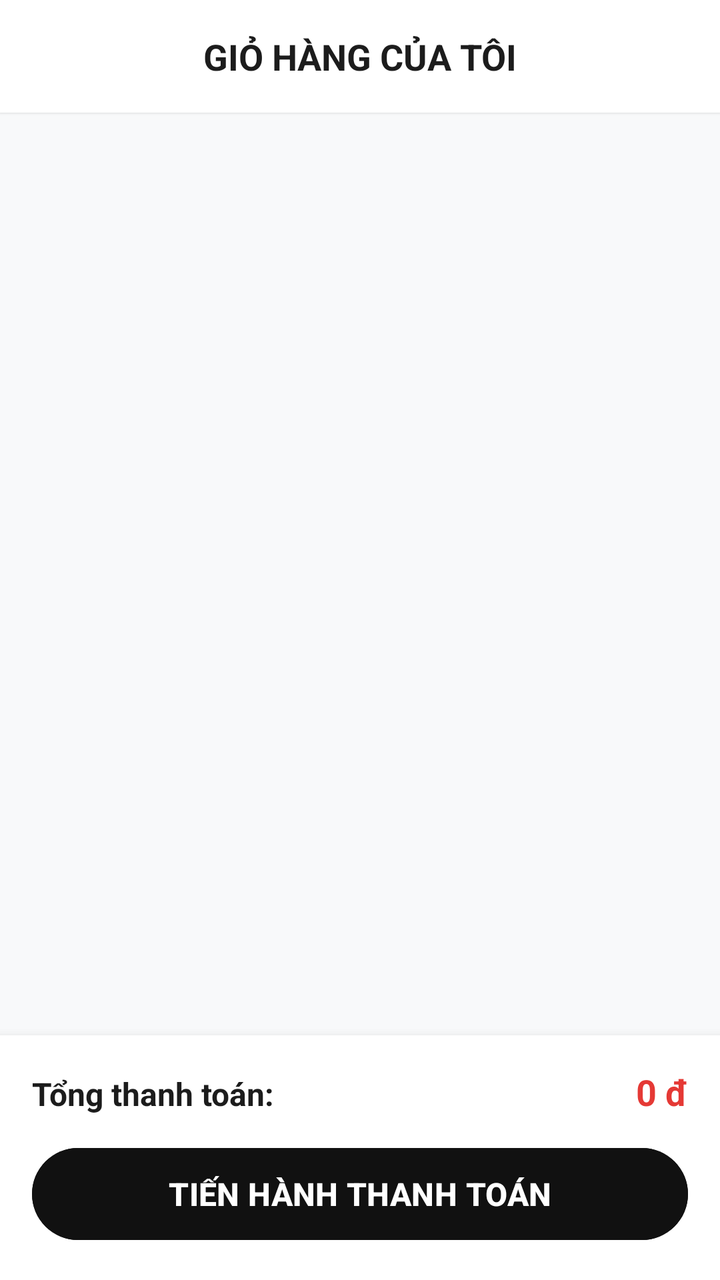
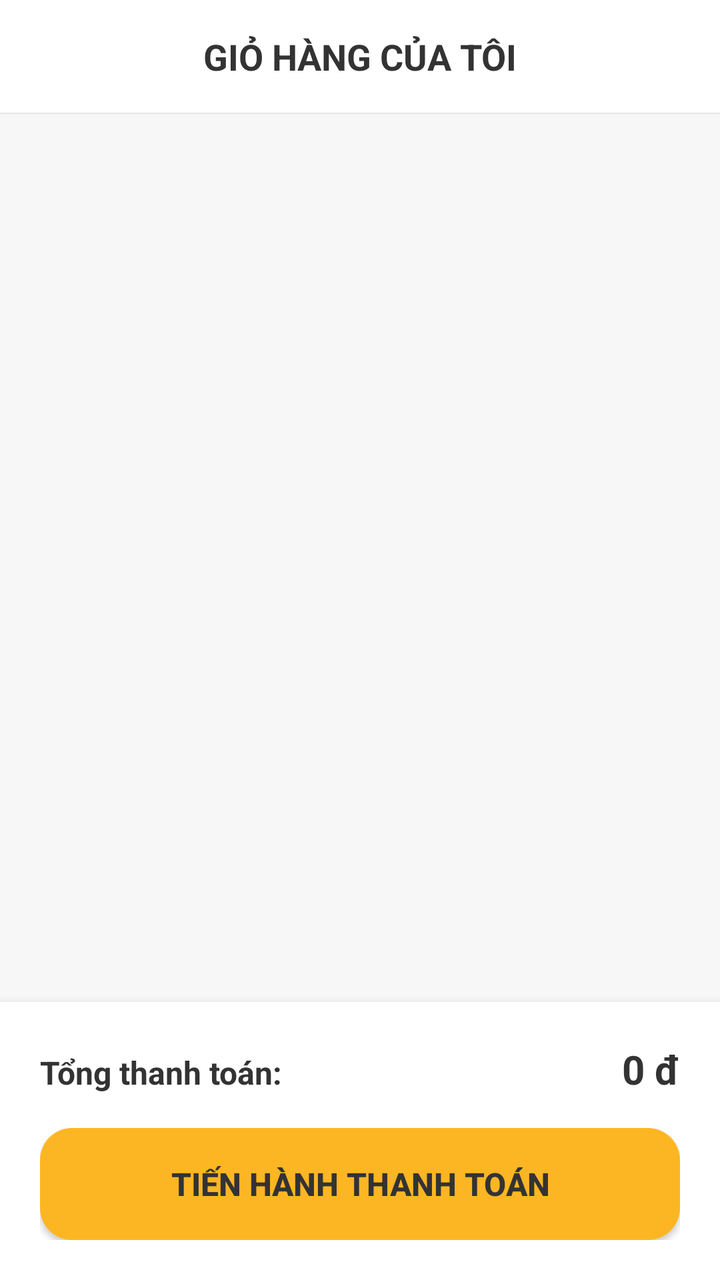

Screens rendered from an Android XML layout before and after an edit, with the pre-edit source and the edit as a unified diff.
<!-- AndroidManifest.xml: application theme Theme.MobileDeviceStoreTDMU -->
<!-- res/layout/fragment_user_cart.xml -->
<?xml version="1.0" encoding="utf-8"?>
<LinearLayout xmlns:android="http://schemas.android.com/apk/res/android"
    android:layout_width="match_parent"
    android:layout_height="match_parent"
    android:orientation="vertical"
    android:background="#F8F9FA">

    
    <LinearLayout
        android:layout_width="match_parent"
        android:layout_height="wrap_content"
        android:background="#FFFFFF"
        android:elevation="1dp"
        android:padding="16dp"
        android:orientation="horizontal"
        android:gravity="center_vertical">

        <TextView
            android:layout_width="match_parent"
            android:layout_height="wrap_content"
            android:text="GIỎ HÀNG CỦA TÔI"
            android:textSize="18sp"
            android:textStyle="bold"
            android:textColor="#1C1C1C"
            android:gravity="center" />

    </LinearLayout>

    
    <LinearLayout
        android:id="@+id/layoutEmptyCart"
        android:layout_width="match_parent"
        android:layout_height="0dp"
        android:layout_weight="1"
        android:orientation="vertical"
        android:gravity="center"
        android:padding="24dp"
        android:visibility="gone">

        <ImageView
            android:id="@+id/imgEmptyCartShake"
            android:layout_width="100dp"
            android:layout_height="100dp"
            android:src="@drawable/avd_cart_shake"
            android:contentDescription="Giỏ hàng trống"
            android:layout_marginBottom="16dp" />

        <TextView
            android:layout_width="wrap_content"
            android:layout_height="wrap_content"
            android:text="Giỏ hàng của bạn đang trống!"
            android:textColor="#8E8E93"
            android:textSize="16sp"
            android:textStyle="bold" />

    </LinearLayout>

    <androidx.recyclerview.widget.RecyclerView
        android:id="@+id/rvGioHang"
        android:layout_width="match_parent"
        android:layout_height="0dp"
        android:layout_weight="1"
        android:clipToPadding="false"
        android:paddingBottom="16dp" />

    
    <LinearLayout
        android:id="@+id/layoutBottomGioHang"
        android:layout_width="match_parent"
        android:layout_height="wrap_content"
        android:background="#FFFFFF"
        android:elevation="8dp"
        android:padding="16dp"
        android:orientation="vertical">

        <LinearLayout
            android:layout_width="match_parent"
            android:layout_height="wrap_content"
            android:orientation="horizontal"
            android:layout_marginBottom="12dp">

            <TextView
                android:layout_width="0dp"
                android:layout_height="wrap_content"
                android:layout_weight="1"
                android:text="Tổng thanh toán:"
                android:textColor="#1C1C1C"
                android:textSize="16sp"
                android:textStyle="bold" />

            <TextView
                android:id="@+id/tvTongTienGioHang"
                android:layout_width="wrap_content"
                android:layout_height="wrap_content"
                android:text="0 đ"
                android:textColor="#E53935"
                android:textSize="18sp"
                android:textStyle="bold" />

        </LinearLayout>

        <Button
            android:id="@+id/btnThanhToanGioHang"
            android:layout_width="match_parent"
            android:layout_height="54dp"
            android:text="TIẾN HÀNH THANH TOÁN"
            android:backgroundTint="#111111"
            android:textColor="#FFFFFF"
            android:textSize="16sp"
            android:textStyle="bold" />

    </LinearLayout>

</LinearLayout>
<!-- resources referenced by this layout -->
<resources>
  <!-- drawable avd_cart_shake (drawable) -->
  <?xml version="1.0" encoding="utf-8"?>
  <animated-vector xmlns:android="http://schemas.android.com/apk/res/android"
      android:drawable="@drawable/ic_cart_shake">
      <target
          android:name="cart_group"
          android:animation="@animator/anim_shake" />
  </animated-vector>
  <style name="Theme.MobileDeviceStoreTDMU" parent="Base.Theme.MobileDeviceStoreTDMU" />
  <!-- drawable ic_cart_shake (drawable) -->
  <vector xmlns:android="http://schemas.android.com/apk/res/android"
      android:width="100dp"
      android:height="100dp"
      android:viewportWidth="24"
      android:viewportHeight="24">
      <group
          android:name="cart_group"
          android:pivotX="12"
          android:pivotY="12">
          <path
              android:fillColor="#8E8E93"
              android:pathData="M7,18c-1.1,0 -1.99,0.9 -1.99,2S5.9,22 7,22s2,-0.9 2,-2 -0.9,-2 -2,-2zM1,2v2h2l3.6,7.59 -1.35,2.45c-0.16,0.28 -0.25,0.61 -0.25,0.96 0,1.1 0.9,2 2,2h12v-2H7.42c-0.14,0 -0.25,-0.11 -0.25,-0.25l0.03,-0.12 0.9,-1.63h7.45c0.75,0 1.41,-0.41 1.75,-1.03l3.58,-6.49c0.08,-0.14 0.12,-0.31 0.12,-0.48 0,-0.55 -0.45,-1 -1,-1H5.21l-0.94,-2H1zM17,18c-1.1,0 -1.99,0.9 -1.99,2s0.89,2 1.99,2 2,-0.9 2,-2 -0.9,-2 -2,-2z"/>
      </group>
  </vector>
  <style name="Base.Theme.MobileDeviceStoreTDMU" parent="Theme.Material3.DayNight.NoActionBar">
          
          
      </style>
</resources>

<!-- the commit's change to res/layout/fragment_user_cart.xml (unified diff, before → after) -->
@@ -3,13 +3,13 @@
     android:layout_width="match_parent"
     android:layout_height="match_parent"
     android:orientation="vertical"
-    android:background="#F8F9FA">
+    android:background="@color/bg_light">
 
     
     <LinearLayout
         android:layout_width="match_parent"
         android:layout_height="wrap_content"
-        android:background="#FFFFFF"
+        android:background="@color/bg_white"
         android:elevation="1dp"
         android:padding="16dp"
         android:orientation="horizontal"
@@ -21,7 +21,7 @@
             android:text="GIỎ HÀNG CỦA TÔI"
             android:textSize="18sp"
             android:textStyle="bold"
-            android:textColor="#1C1C1C"
+            android:textColor="@color/text_primary"
             android:gravity="center" />
 
     </LinearLayout>
@@ -49,7 +49,7 @@
             android:layout_width="wrap_content"
             android:layout_height="wrap_content"
             android:text="Giỏ hàng của bạn đang trống!"
-            android:textColor="#8E8E93"
+            android:textColor="@color/text_secondary"
             android:textSize="16sp"
             android:textStyle="bold" />
 
@@ -61,30 +61,30 @@
         android:layout_height="0dp"
         android:layout_weight="1"
         android:clipToPadding="false"
-        android:paddingBottom="16dp" />
+        android:paddingBottom="24dp" />
 
     
     <LinearLayout
         android:id="@+id/layoutBottomGioHang"
         android:layout_width="match_parent"
         android:layout_height="wrap_content"
-        android:background="#FFFFFF"
+        android:background="@color/bg_white"
         android:elevation="8dp"
-        android:padding="16dp"
+        android:padding="20dp"
         android:orientation="vertical">
 
         <LinearLayout
             android:layout_width="match_parent"
             android:layout_height="wrap_content"
             android:orientation="horizontal"
-            android:layout_marginBottom="12dp">
+            android:layout_marginBottom="16dp">
 
             <TextView
                 android:layout_width="0dp"
                 android:layout_height="wrap_content"
                 android:layout_weight="1"
                 android:text="Tổng thanh toán:"
-                android:textColor="#1C1C1C"
+                android:textColor="@color/text_primary"
                 android:textSize="16sp"
                 android:textStyle="bold" />
 
@@ -93,21 +93,23 @@
                 android:layout_width="wrap_content"
                 android:layout_height="wrap_content"
                 android:text="0 đ"
-                android:textColor="#E53935"
-                android:textSize="18sp"
+                android:textColor="@color/primary_black"
+                android:textSize="20sp"
                 android:textStyle="bold" />
 
         </LinearLayout>
 
-        <Button
+        <androidx.appcompat.widget.AppCompatButton
             android:id="@+id/btnThanhToanGioHang"
             android:layout_width="match_parent"
-            android:layout_height="54dp"
+            android:layout_height="56dp"
             android:text="TIẾN HÀNH THANH TOÁN"
-            android:backgroundTint="#111111"
-            android:textColor="#FFFFFF"
+            android:background="@drawable/bg_btn_primary"
+            android:textColor="@color/text_on_yellow"
             android:textSize="16sp"
-            android:textStyle="bold" />
+            android:textStyle="bold"
+            android:elevation="2dp"
+            android:stateListAnimator="@null" />
 
     </LinearLayout>
 
<!-- resource entries referenced after the edit -->
@@ -1,5 +1,11 @@
 <!-- resources referenced by this layout -->
 <resources>
+  <color name="bg_light">#F7F7F7</color>
+  <color name="bg_white">#FFFFFF</color>
+  <color name="primary_black">#333333</color>
+  <color name="text_on_yellow">#333333</color>
+  <color name="text_primary">#333333</color>
+  <color name="text_secondary">#8E8E93</color>
   <!-- drawable avd_cart_shake (drawable) -->
   <?xml version="1.0" encoding="utf-8"?>
   <animated-vector xmlns:android="http://schemas.android.com/apk/res/android"
@@ -8,6 +14,13 @@
           android:name="cart_group"
           android:animation="@animator/anim_shake" />
   </animated-vector>
+  <!-- drawable bg_btn_primary (drawable) -->
+  <?xml version="1.0" encoding="utf-8"?>
+  <shape xmlns:android="http://schemas.android.com/apk/res/android"
+      android:shape="rectangle">
+      <solid android:color="@color/primary_yellow" />
+      <corners android:radius="16dp" />
+  </shape>
   <style name="Theme.MobileDeviceStoreTDMU" parent="Base.Theme.MobileDeviceStoreTDMU" />
   <!-- drawable ic_cart_shake (drawable) -->
   <vector xmlns:android="http://schemas.android.com/apk/res/android"
@@ -24,6 +37,7 @@
               android:pathData="M7,18c-1.1,0 -1.99,0.9 -1.99,2S5.9,22 7,22s2,-0.9 2,-2 -0.9,-2 -2,-2zM1,2v2h2l3.6,7.59 -1.35,2.45c-0.16,0.28 -0.25,0.61 -0.25,0.96 0,1.1 0.9,2 2,2h12v-2H7.42c-0.14,0 -0.25,-0.11 -0.25,-0.25l0.03,-0.12 0.9,-1.63h7.45c0.75,0 1.41,-0.41 1.75,-1.03l3.58,-6.49c0.08,-0.14 0.12,-0.31 0.12,-0.48 0,-0.55 -0.45,-1 -1,-1H5.21l-0.94,-2H1zM17,18c-1.1,0 -1.99,0.9 -1.99,2s0.89,2 1.99,2 2,-0.9 2,-2 -0.9,-2 -2,-2z"/>
       </group>
   </vector>
+  <color name="primary_yellow">#FDB623</color>
   <style name="Base.Theme.MobileDeviceStoreTDMU" parent="Theme.Material3.DayNight.NoActionBar">
           
           
